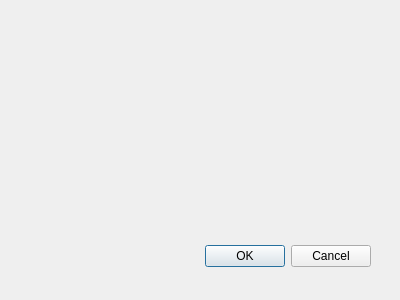
First picture: the form in src/gui/formstandardfeeddetails.ui, repository martinrotter/rssguard, before the edit.
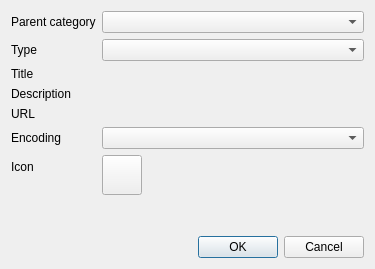
Second picture: the form after the edit. Custom widgets are drawn as their Qt base class.

Commit message: Work on feeds dialog.

The edit to the form file:
```diff
--- a/src/gui/formstandardfeeddetails.ui
+++ b/src/gui/formstandardfeeddetails.ui
@@ -6,30 +6,172 @@
    <rect>
     <x>0</x>
     <y>0</y>
-    <width>400</width>
-    <height>300</height>
+    <width>375</width>
+    <height>269</height>
    </rect>
   </property>
   <property name="windowTitle">
    <string>Dialog</string>
   </property>
-  <widget class="QDialogButtonBox" name="m_buttonBox">
-   <property name="geometry">
-    <rect>
-     <x>30</x>
-     <y>240</y>
-     <width>341</width>
-     <height>32</height>
-    </rect>
-   </property>
-   <property name="orientation">
-    <enum>Qt::Horizontal</enum>
-   </property>
-   <property name="standardButtons">
-    <set>QDialogButtonBox::Cancel|QDialogButtonBox::Ok</set>
-   </property>
-  </widget>
+  <layout class="QVBoxLayout" name="verticalLayout">
+   <item>
+    <layout class="QFormLayout" name="formLayout">
+     <property name="fieldGrowthPolicy">
+      <enum>QFormLayout::AllNonFixedFieldsGrow</enum>
+     </property>
+     <item row="0" column="0">
+      <widget class="QLabel" name="m_lblParentCategory">
+       <property name="text">
+        <string>Parent category</string>
+       </property>
+       <property name="buddy">
+        <cstring>m_cmbParentCategory</cstring>
+       </property>
+      </widget>
+     </item>
+     <item row="0" column="1">
+      <widget class="QComboBox" name="m_cmbParentCategory">
+       <property name="toolTip">
+        <string>Select parent item for your category.</string>
+       </property>
+      </widget>
+     </item>
+     <item row="1" column="0">
+      <widget class="QLabel" name="label_3">
+       <property name="text">
+        <string>Type</string>
+       </property>
+      </widget>
+     </item>
+     <item row="1" column="1">
+      <widget class="QComboBox" name="m_cmbType">
+       <property name="toolTip">
+        <string>Select type of the standard feed.</string>
+       </property>
+      </widget>
+     </item>
+     <item row="2" column="0">
+      <widget class="QLabel" name="m_lblTitle">
+       <property name="text">
+        <string>Title</string>
+       </property>
+       <property name="buddy">
+        <cstring>m_txtTitle</cstring>
+       </property>
+      </widget>
+     </item>
+     <item row="2" column="1">
+      <widget class="LineEditWithStatus" name="m_txtTitle" native="true"/>
+     </item>
+     <item row="3" column="0">
+      <widget class="QLabel" name="m_lblDescription">
+       <property name="text">
+        <string>Description</string>
+       </property>
+       <property name="buddy">
+        <cstring>m_txtDescription</cstring>
+       </property>
+      </widget>
+     </item>
+     <item row="3" column="1">
+      <widget class="LineEditWithStatus" name="m_txtDescription" native="true"/>
+     </item>
+     <item row="4" column="0">
+      <widget class="QLabel" name="label">
+       <property name="text">
+        <string>URL</string>
+       </property>
+      </widget>
+     </item>
+     <item row="4" column="1">
+      <widget class="LineEditWithStatus" name="widget" native="true"/>
+     </item>
+     <item row="5" column="0">
+      <widget class="QLabel" name="label_2">
+       <property name="text">
+        <string>Encoding</string>
+       </property>
+      </widget>
+     </item>
+     <item row="5" column="1">
+      <widget class="QComboBox" name="m_cmbEncoding">
+       <property name="toolTip">
+        <string>Select encoding of the standard feed. If you are unsure about the encoding, then select &quot;UTF-8&quot; encoding.</string>
+       </property>
+      </widget>
+     </item>
+     <item row="6" column="0">
+      <widget class="QLabel" name="m_lblIcon">
+       <property name="text">
+        <string>Icon</string>
+       </property>
+       <property name="buddy">
+        <cstring>m_btnIcon</cstring>
+       </property>
+      </widget>
+     </item>
+     <item row="6" column="1">
+      <widget class="QToolButton" name="m_btnIcon">
+       <property name="sizePolicy">
+        <sizepolicy hsizetype="Fixed" vsizetype="Fixed">
+         <horstretch>0</horstretch>
+         <verstretch>0</verstretch>
+        </sizepolicy>
+       </property>
+       <property name="minimumSize">
+        <size>
+         <width>40</width>
+         <height>40</height>
+        </size>
+       </property>
+       <property name="toolTip">
+        <string>Select icon for your category.</string>
+       </property>
+       <property name="text">
+        <string notr="true"/>
+       </property>
+       <property name="iconSize">
+        <size>
+         <width>20</width>
+         <height>20</height>
+        </size>
+       </property>
+       <property name="popupMode">
+        <enum>QToolButton::InstantPopup</enum>
+       </property>
+       <property name="autoRaise">
+        <bool>false</bool>
+       </property>
+       <property name="arrowType">
+        <enum>Qt::NoArrow</enum>
+       </property>
+      </widget>
+     </item>
+    </layout>
+   </item>
+   <item>
+    <widget class="QDialogButtonBox" name="m_buttonBox">
+     <property name="orientation">
+      <enum>Qt::Horizontal</enum>
+     </property>
+     <property name="standardButtons">
+      <set>QDialogButtonBox::Cancel|QDialogButtonBox::Ok</set>
+     </property>
+     <property name="centerButtons">
+      <bool>false</bool>
+     </property>
+    </widget>
+   </item>
+  </layout>
  </widget>
+ <customwidgets>
+  <customwidget>
+   <class>LineEditWithStatus</class>
+   <extends>QWidget</extends>
+   <header>lineeditwithstatus.h</header>
+   <container>1</container>
+  </customwidget>
+ </customwidgets>
  <resources/>
  <connections>
   <connection>
```
The commit also changes 3 other files.
